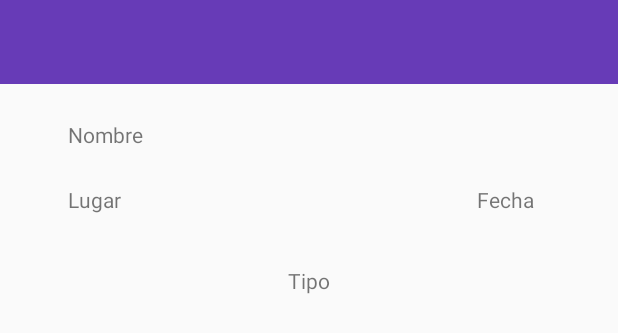
After one commit to CarlosCidSamamed/AppArbitraje, an Android app: the layout activity_detalle_campeonato.xml on its own in the app's theme, with its tools: preview values and no code run, on a phone screen of 412 x 824 dp. The commit adds this screen. Shown: the top 333 px of the screen. Run offline under Robolectric (Android 15) with nearby library versions, the phone set to English and light mode, and no system bars.

Commit message:
Detalle de un Campeonato en una actividad distinta.

```diff
--- a/app/src/main/AndroidManifest.xml
+++ b/app/src/main/AndroidManifest.xml
@@ -41,7 +41,10 @@
             android:theme="@style/Base.Theme.AppCompat" />
         <activity
             android:name=".CampeonatosActivity"
-            android:parentActivityName=".MainActivity"></activity>
+            android:parentActivityName=".MainActivity" />
+        <activity
+            android:name=".DetalleCampeonatoActivity"
+            android:parentActivityName=".CampeonatosActivity" />
     </application>
 
 </manifest>
--- /dev/null
+++ b/app/src/main/res/layout/activity_detalle_campeonato.xml
@@ -0,0 +1,62 @@
+<?xml version="1.0" encoding="utf-8"?>
+<RelativeLayout xmlns:android="http://schemas.android.com/apk/res/android"
+    android:layout_width="match_parent" android:layout_height="match_parent">
+
+    <include layout="@layout/app_bar_layout" android:id="@+id/det_camp_bar"/>
+
+    <TextView
+        android:id="@+id/camp_detalle_nombre"
+        android:layout_width="wrap_content"
+        android:layout_height="31dp"
+        android:layout_alignParentStart="true"
+        android:layout_alignParentLeft="true"
+        android:layout_alignParentTop="true"
+        android:layout_alignParentEnd="true"
+        android:layout_alignParentRight="true"
+        android:layout_marginStart="45dp"
+        android:layout_marginLeft="45dp"
+        android:layout_marginTop="80dp"
+        android:layout_marginEnd="56dp"
+        android:layout_marginRight="56dp"
+        android:text="@string/SuNombre" />
+
+    <TextView
+        android:id="@+id/camp_detalle_lugar"
+        android:layout_width="wrap_content"
+        android:layout_height="wrap_content"
+        android:layout_alignStart="@+id/camp_detalle_nombre"
+        android:layout_alignLeft="@+id/camp_detalle_nombre"
+        android:layout_alignParentTop="true"
+        android:layout_marginTop="123dp"
+        android:text="@string/lugar" />
+
+    <TextView
+        android:id="@+id/camp_detalle_fecha"
+        android:layout_width="wrap_content"
+        android:layout_height="wrap_content"
+        android:layout_alignTop="@+id/camp_detalle_lugar"
+        android:layout_alignEnd="@+id/camp_detalle_nombre"
+        android:layout_alignRight="@+id/camp_detalle_nombre"
+        android:text="@string/fecha" />
+
+    <TextView
+        android:id="@+id/camp_detalle_tipo"
+        android:layout_width="wrap_content"
+        android:layout_height="wrap_content"
+        android:layout_alignParentTop="true"
+        android:layout_centerHorizontal="true"
+        android:layout_marginTop="177dp"
+        android:text="@string/tipo" />
+
+    <ListView
+        android:id="@+id/camp_detalle_listaArbitros"
+        android:layout_width="match_parent"
+        android:layout_height="260dp"
+        android:layout_alignParentStart="true"
+        android:layout_alignParentLeft="true"
+        android:layout_alignParentTop="true"
+        android:layout_marginStart="0dp"
+        android:layout_marginLeft="0dp"
+        android:layout_marginTop="307dp" />
+
+</RelativeLayout>
--- a/app/src/main/res/values/strings.xml
+++ b/app/src/main/res/values/strings.xml
@@ -29,4 +29,5 @@
     <string name="ver_campeonatos">Ver Campeonatos</string>
     <string name="lugar">Lugar</string>
     <string name="fecha">Fecha</string>
+    <string name="tipo">Tipo</string>
 </resources>
```
Also changed, not shown: app/src/main/java/com/fervenzagames/apparbitraje/Arbitros.java (added, +83 -0 lines), app/src/main/java/com/fervenzagames/apparbitraje/Campeonatos.java (+20 -1 lines), app/src/main/java/com/fervenzagames/apparbitraje/CampeonatosActivity.java (+14 -0 lines), app/src/main/java/com/fervenzagames/apparbitraje/DetalleCampeonatoActivity.java (added, +69 -0 lines).
